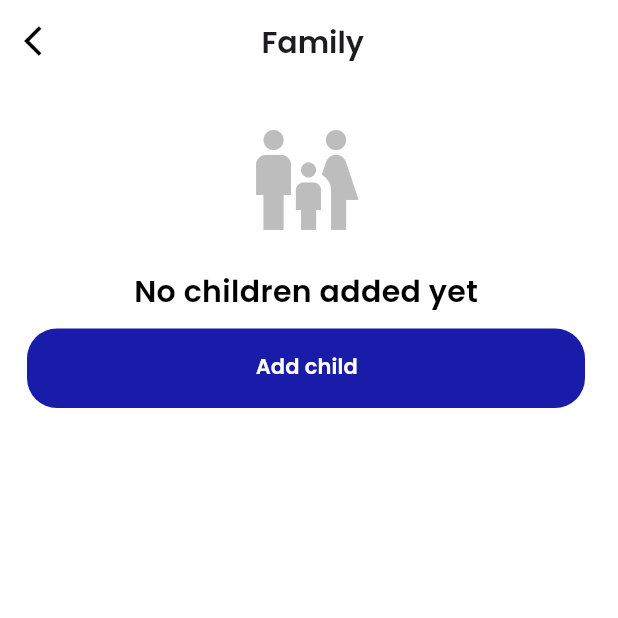
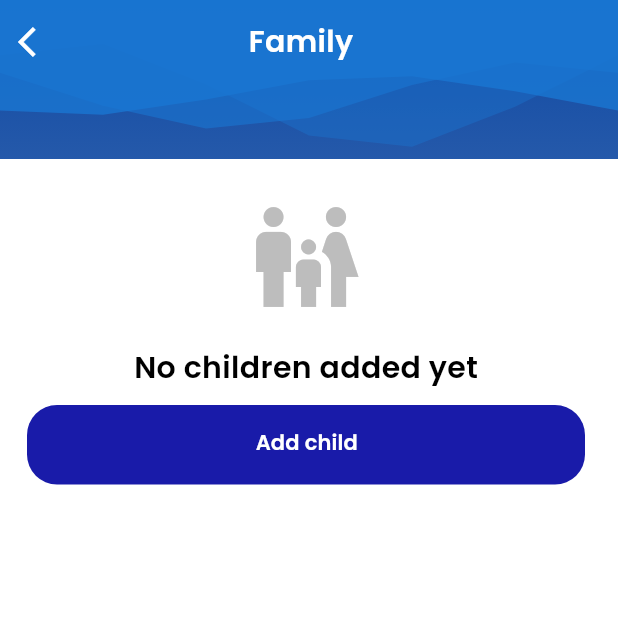
Before and after one commit to OmarAliSiad/smartSystemForSchools, a Flutter app: the FamilyView screen opened by its route, on a phone screen of 412 x 824 dp, the top half of it. Run offline on Flutter 3.47's test engine with Material 3 defaults, Android fonts, the phone set to English and light mode, and no system bars; our stand-ins replace animate_do, awesome_dialog, bloc, country_picker, dio, easy_localization and 9 more; missing offline and left inert: flutter_inappwebview, flutter_paypal_checkout, flutter_stripe; accounts and stored records are empty; network calls fail.

Commit message:
faimly_view

```diff
--- a/lib/features/family/presentation/views/family_view.dart
+++ b/lib/features/family/presentation/views/family_view.dart
@@ -1,7 +1,10 @@
+import 'dart:developer';
+
 import 'package:animate_do/animate_do.dart';
 import 'package:easy_localization/easy_localization.dart';
 import 'package:flutter/material.dart';
 import 'package:flutter_bloc/flutter_bloc.dart';
+import 'package:smartsystemforschools/core/utils/animated_app_bar.dart';
 import 'package:smartsystemforschools/core/utils/app_styles.dart';
 import 'package:smartsystemforschools/core/utils/custom_app_bar.dart';
 import 'package:smartsystemforschools/core/utils/custom_button.dart';
@@ -54,7 +57,6 @@ class _FamilyViewState extends State<FamilyView> with WidgetsBindingObserver {
     setState(() {
       _isLoading = true;
     });
-
     await context.read<AddChildCubit>().refreshChildData();
 
     setState(() {
@@ -65,13 +67,15 @@ class _FamilyViewState extends State<FamilyView> with WidgetsBindingObserver {
   @override
   Widget build(BuildContext context) {
     return Scaffold(
-      appBar: CustomAppBar(
-        onTap: () {
+      appBar: AnimatedCustomAppBar(
+        waveColor: Colors.blue.shade700,
+        backgroundColor: Colors.blue.shade900,
+        onTapBack: () {
           Navigator.of(context).pushReplacementNamed(MainScreen.id);
         },
         textStyle: AppStyles.styleSemiBold20(),
         title: LocaleKeys.family_family.tr(),
-        ThereIsicon: false,
+        thereIsIcon: false,
       ),
       body: RefreshIndicator(
         backgroundColor: Colors.white,
@@ -237,9 +241,12 @@ class _FamilyViewState extends State<FamilyView> with WidgetsBindingObserver {
                     onPressed: () {
                       Navigator.of(context)
                           .pushNamed(AddChildView.id)
-                          .then((_) {
+                          .then((dynamic result) {
+                        log('the result returned from childView : $result');
                         // Refresh data when returning from AddChildView
-                        loadChildDetails();
+                        if (result != null) {
+                          loadChildDetails();
+                        }
                       });
                     },
                   ),
```
